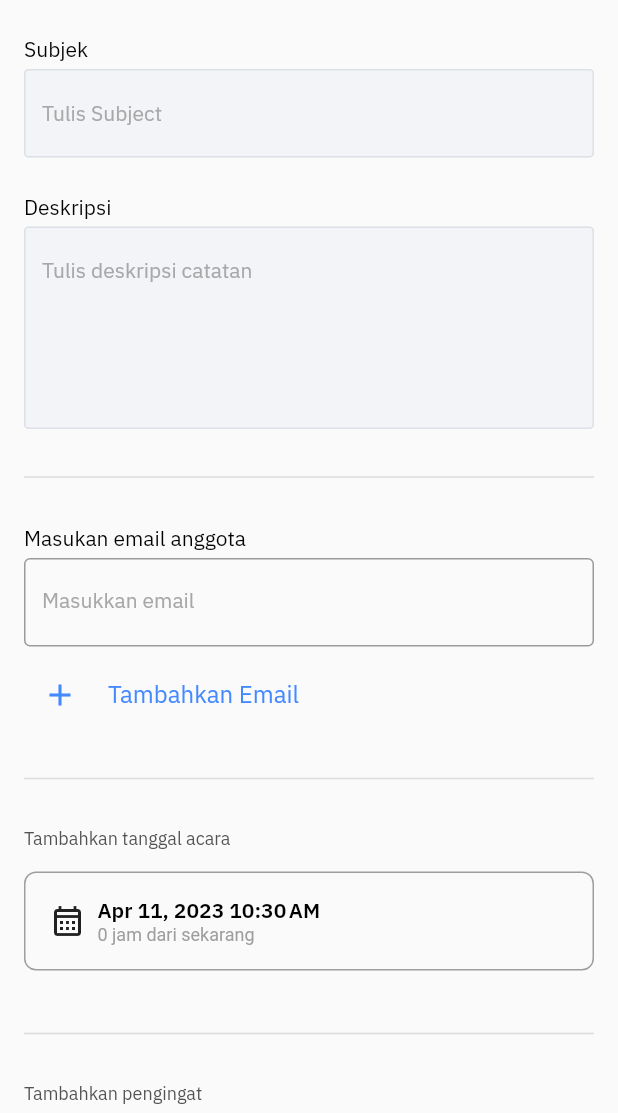
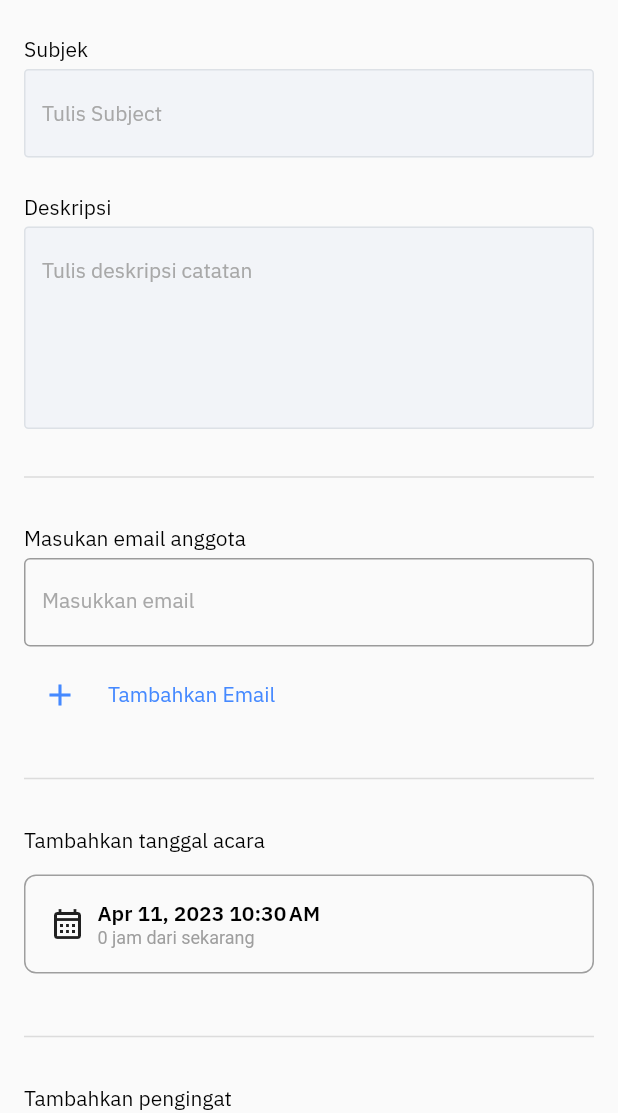
Before and after one commit to aazzizzz1/Bantu.in, a Flutter app: the HomePages screen opened directly, after a tap on the "add" icon, on a phone screen of 412 x 824 dp, the part 123-1236 px from its top. Run offline on Flutter 3.47's test engine with Material 2 defaults, Android fonts, the phone set to English and light mode, and no system bars; our stand-ins replace animated_text_kit, email_validator, file_picker, flutter_svg, google_fonts, timeline_tile; missing offline and left inert: flutter_pdfview, flutter_ringtone_player; network calls fail.

Commit message:
Styling font icon etc

```diff
--- a/lib/components/card_incoming_notes.dart
+++ b/lib/components/card_incoming_notes.dart
@@ -2,6 +2,7 @@ import 'package:bantuin/constants/color/app_color.dart';
 import 'package:bantuin/constants/font/app_font.dart';
 import 'package:bantuin/screens/note/notes_detail.dart';
 import 'package:flutter/material.dart';
+import 'package:flutter_svg/flutter_svg.dart';
 
 class CardIncomingNotes extends StatelessWidget {
   final String title;
@@ -80,7 +81,10 @@ class CardIncomingNotes extends StatelessWidget {
                   Row(
                     children: [
                       Expanded(
-                        child: Text(title, style: AppFont.semiBold14),
+                        child: Text(
+                          title,
+                          style: AppFont.semiBold16w500,
+                        ),
                       ),
                       Container(
                         padding: EdgeInsets.all(4.0),
@@ -106,11 +110,10 @@ class CardIncomingNotes extends StatelessWidget {
                   Row(
                     children: [
                       //add icon
-                      Icon(
-                        Icons.person,
-                        size: 20.0,
-                        color: AppColorPrimary.primary6,
-                      ),
+                      SvgPicture.asset("lib/assets/icons/Avatar.svg",
+                          height: 26,
+                          width: 26,
+                          color: AppColorPrimary.primary6),
                       SizedBox(width: 8.0),
                       Text('Personal', style: AppFont.regular12),
                       SizedBox(width: 8.0),
--- a/lib/components/card_mynotes.dart
+++ b/lib/components/card_mynotes.dart
@@ -2,6 +2,7 @@ import 'package:bantuin/constants/color/app_color.dart';
 import 'package:bantuin/constants/font/app_font.dart';
 import 'package:bantuin/screens/note/notes_detail.dart';
 import 'package:flutter/material.dart';
+import 'package:flutter_svg/flutter_svg.dart';
 
 class CardMyNotes extends StatelessWidget {
   final String title;
@@ -87,7 +88,7 @@ class CardMyNotes extends StatelessWidget {
                       Expanded(
                         child: Text(
                           title,
-                          style: AppFont.semiBold14,
+                          style: AppFont.semiBold16w500,
                         ),
                       ),
                       Container(
@@ -119,11 +120,10 @@ class CardMyNotes extends StatelessWidget {
                   SizedBox(height: 8.0),
                   Row(
                     children: [
-                      Icon(
-                        Icons.person,
-                        size: 20.0,
-                        color: AppColorPrimary.primary6,
-                      ),
+                      SvgPicture.asset("lib/assets/icons/Avatar.svg",
+                          height: 26,
+                          width: 26,
+                          color: AppColorPrimary.primary6),
                       SizedBox(width: 8.0),
                       Text(
                         'Personal',
--- a/lib/components/card_mynotes_personal.dart
+++ b/lib/components/card_mynotes_personal.dart
@@ -2,6 +2,7 @@ import 'package:bantuin/constants/color/app_color.dart';
 import 'package:bantuin/constants/font/app_font.dart';
 import 'package:bantuin/screens/note/notes_detail.dart';
 import 'package:flutter/material.dart';
+import 'package:flutter_svg/flutter_svg.dart';
 
 class CardMyNotesPersonal extends StatelessWidget {
   final String title;
@@ -84,7 +85,7 @@ class CardMyNotesPersonal extends StatelessWidget {
                       Expanded(
                         child: Text(
                           title,
-                          style: AppFont.semiBold14,
+                          style: AppFont.semiBold16w500,
                         ),
                       ),
                     ],
@@ -98,11 +99,10 @@ class CardMyNotesPersonal extends StatelessWidget {
                   SizedBox(height: 8.0),
                   Row(
                     children: [
-                      Icon(
-                        Icons.person,
-                        size: 20.0,
-                        color: AppColorPrimary.primary6,
-                      ),
+                      SvgPicture.asset("lib/assets/icons/Avatar.svg",
+                          height: 26,
+                          width: 26,
+                          color: AppColorPrimary.primary6),
                       SizedBox(width: 8.0),
                       Text(
                         'Personal',
--- a/lib/constants/font/app_font.dart
+++ b/lib/constants/font/app_font.dart
@@ -3,6 +3,12 @@ import 'package:google_fonts/google_fonts.dart';
 import '../color/app_color.dart';
 
 class AppFont {
+  static TextStyle get semiBold16w500 => GoogleFonts.ibmPlexSans(
+        fontSize: 16,
+        fontStyle: FontStyle.normal,
+        fontWeight: FontWeight.w500,
+        color: Colors.black,
+      );
   static TextStyle get regular28 => GoogleFonts.ibmPlexSans(
         fontSize: 28,
         fontStyle: FontStyle.normal,
--- a/lib/screens/note/notes_form.dart
+++ b/lib/screens/note/notes_form.dart
@@ -207,7 +207,7 @@ class _NotesFormState extends State<NotesForm> {
                 ),
                 Text(
                   "Tambahkan tanggal acara",
-                  style: AppFont.labelTextForm,
+                  style: AppFont.medium14,
                 ),
                 const SizedBox(
                   height: 4,
@@ -272,7 +272,7 @@ class _NotesFormState extends State<NotesForm> {
                 ),
                 Text(
                   "Tambahkan pengingat",
-                  style: AppFont.labelTextForm,
+                  style: AppFont.medium14,
                 ),
                 const SizedBox(
                   height: 4,
@@ -304,7 +304,7 @@ class _NotesFormState extends State<NotesForm> {
                 ),
                 Text(
                   "Tambahkan Ringtones",
-                  style: AppFont.labelTextForm,
+                  style: AppFont.medium14,
                 ),
                 const SizedBox(
                   height: 4,
--- a/lib/widgets/notes/email_picker.dart
+++ b/lib/widgets/notes/email_picker.dart
@@ -84,7 +84,7 @@ class _MultipleEmailPickerState extends State<MultipleEmailPicker> {
                   child: Text(
                     'Tambahkan Email',
                     style: GoogleFonts.ibmPlexSans(
-                      fontSize: 16,
+                      fontSize: 14,
                       fontStyle: FontStyle.normal,
                       fontWeight: FontWeight.w400,
                       color: AppColorPrimary.primary6,
```
